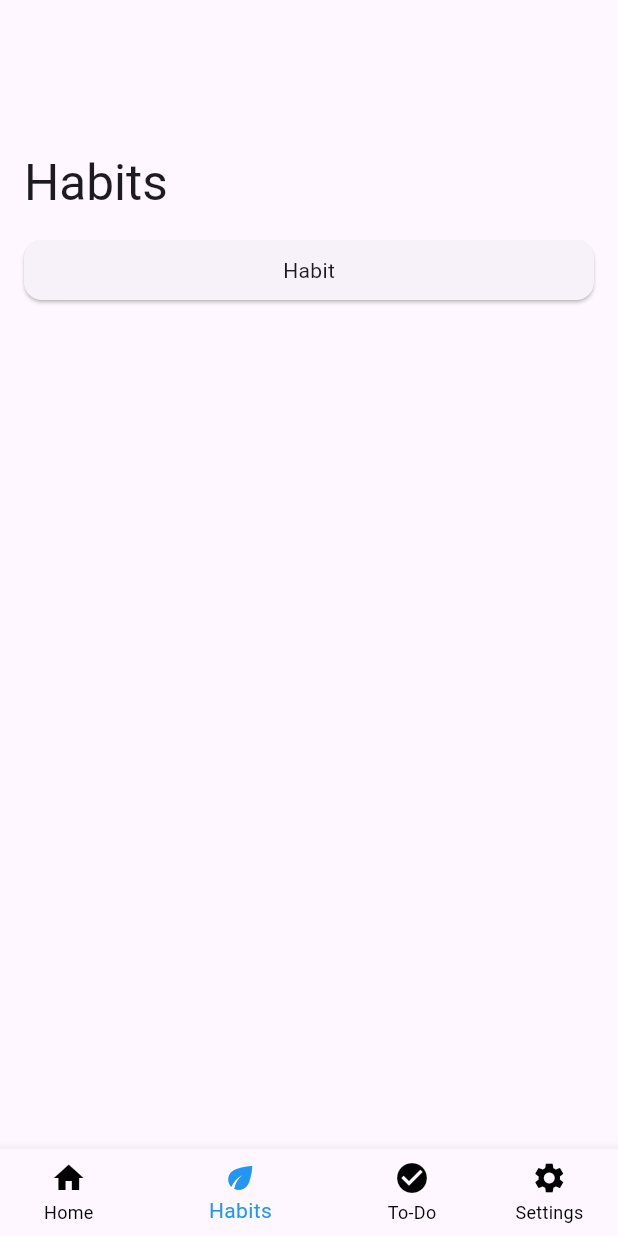
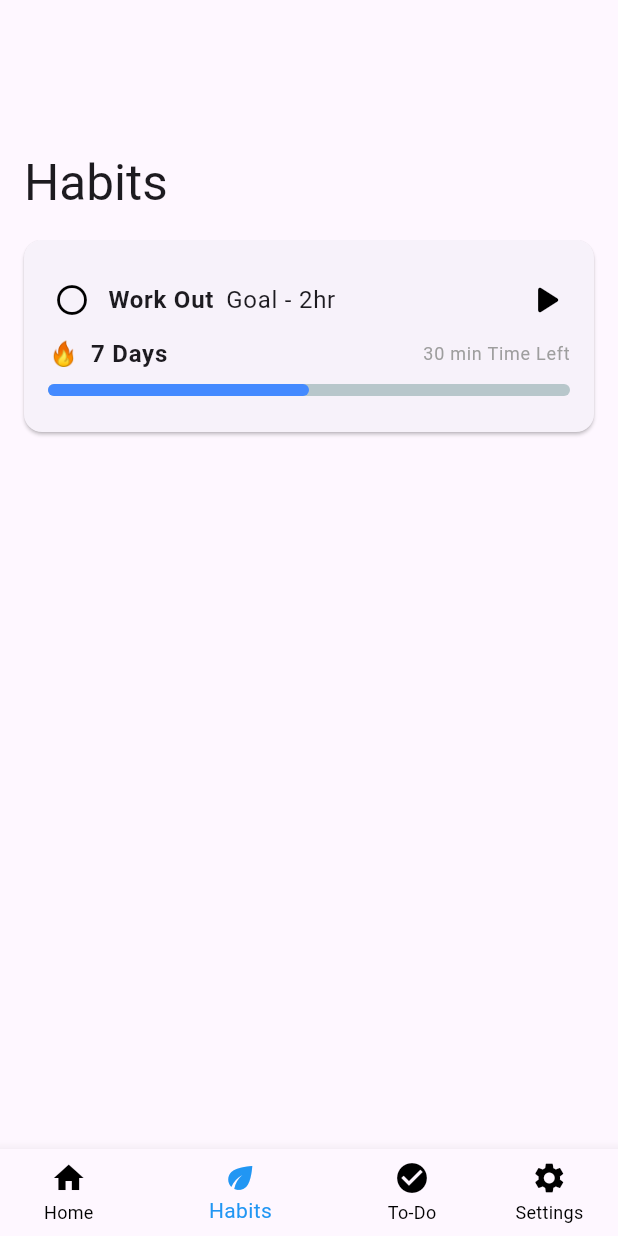
Before and after one commit to sahil-ingle/niyama, a Flutter app: the screen it shows after launch, item 2 of the bottom bar chosen, on a phone screen of 412 x 824 dp. Run offline on Flutter 3.47's test engine with Material 3 defaults, Android fonts, the light colour scheme and no system bars; drawn by our look-alikes of percent_indicator.

Commit message:
updated widgets

```diff
--- a/lib/widgets/my_habits_card.dart
+++ b/lib/widgets/my_habits_card.dart
@@ -1,4 +1,5 @@
 import 'package:flutter/material.dart';
+import 'package:percent_indicator/percent_indicator.dart';
 
 class MyHabitsCard extends StatefulWidget {
   const MyHabitsCard({super.key});
@@ -8,14 +9,120 @@ class MyHabitsCard extends StatefulWidget {
 }
 
 class _MyHabitsCardState extends State<MyHabitsCard> {
+  final List<String> dates = [
+    "1",
+    "2",
+    "3",
+    "4",
+    "5",
+    "6",
+    "7",
+    "8",
+    "10",
+    "2",
+    "3",
+    "4",
+    "5",
+    "6",
+    "7",
+    "8",
+  ];
+
   @override
   Widget build(BuildContext context) {
     return Card(
       margin: EdgeInsets.symmetric(horizontal: 16),
-      child: SizedBox(
-        width: double.infinity,
-        height: 40,
-        child: Center(child: Text("Habit")),
+
+      child: Padding(
+        padding: const EdgeInsets.symmetric(horizontal: 16, vertical: 16),
+        child: ExpansionTile(
+          showTrailingIcon: false,
+          tilePadding: EdgeInsets.all(0),
+          collapsedShape: Border(),
+          shape: Border(),
+          title: Column(
+            children: [
+              Row(
+                children: [
+                  SizedBox(
+                    height: 32,
+                    width: 32,
+                    child: IconButton(
+                      padding: EdgeInsets.all(0),
+                      iconSize: 24,
+                      color: Colors.black,
+                      onPressed: () {},
+                      icon: Icon(Icons.circle_outlined),
+                    ),
+                  ),
+                  SizedBox(width: 8),
+                  Text(
+                    "Work Out",
+                    style: TextStyle(fontWeight: FontWeight.bold),
+                  ),
+                  SizedBox(width: 8),
+                  Text("Goal - 2hr"),
+                  Spacer(),
+                  SizedBox(
+                    height: 32,
+                    width: 32,
+                    child: IconButton(
+                      padding: EdgeInsets.all(0),
+                      iconSize: 32,
+                      color: Colors.black,
+                      onPressed: () {},
+                      icon: Icon(Icons.play_arrow_rounded),
+                    ),
+                  ),
+                ],
+              ),
+              SizedBox(height: 8),
+              Row(
+                children: [
+                  Text('🔥', style: TextStyle(fontSize: 16)),
+                  SizedBox(width: 8),
+                  Text("7 Days", style: TextStyle(fontWeight: FontWeight.bold)),
+                  Spacer(),
+                  Text(
+                    "30 min Time Left",
+                    style: TextStyle(fontSize: 12, color: Colors.grey),
+                  ),
+                ],
+              ),
+              SizedBox(height: 8),
+
+              LinearPercentIndicator(
+                percent: 0.5,
+                progressColor: Colors.blueAccent,
+                barRadius: Radius.circular(25),
+                padding: EdgeInsets.symmetric(horizontal: 0),
+                lineHeight: 8,
+              ),
+            ],
+          ),
+
+          children: [
+            SizedBox(height: 8),
+            SizedBox(
+              height: 28,
+              child: ListView.builder(
+                scrollDirection: Axis.horizontal,
+                itemCount: dates.length,
+                itemBuilder: (context, index) {
+                  return Container(
+                    padding: EdgeInsets.symmetric(horizontal: 8, vertical: 4),
+                    margin: EdgeInsets.symmetric(horizontal: 4),
+                    decoration: BoxDecoration(
+                      borderRadius: BorderRadius.circular(20),
+                      color: Colors.greenAccent,
+                    ),
+                    child: Text(dates[index]),
+                  );
+                },
+              ),
+            ),
+          ],
+        ),
       ),
     );
   }
--- a/pubspec.yaml
+++ b/pubspec.yaml
@@ -9,6 +9,7 @@ environment:
 dependencies:
   flutter:
     sdk: flutter
+  percent_indicator: ^4.2.5
 
 dev_dependencies:
   flutter_test:
```
Also changed, not shown: pubspec.lock.
